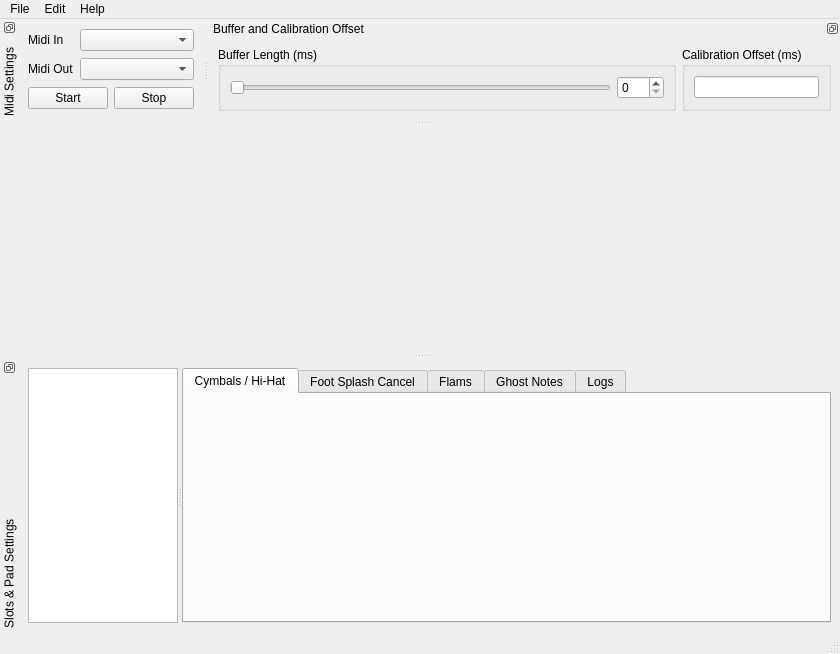
Before: the Qt Designer form src/MainWindow.ui in FromtonRouge/eProDrums, drawn with Qt 5.
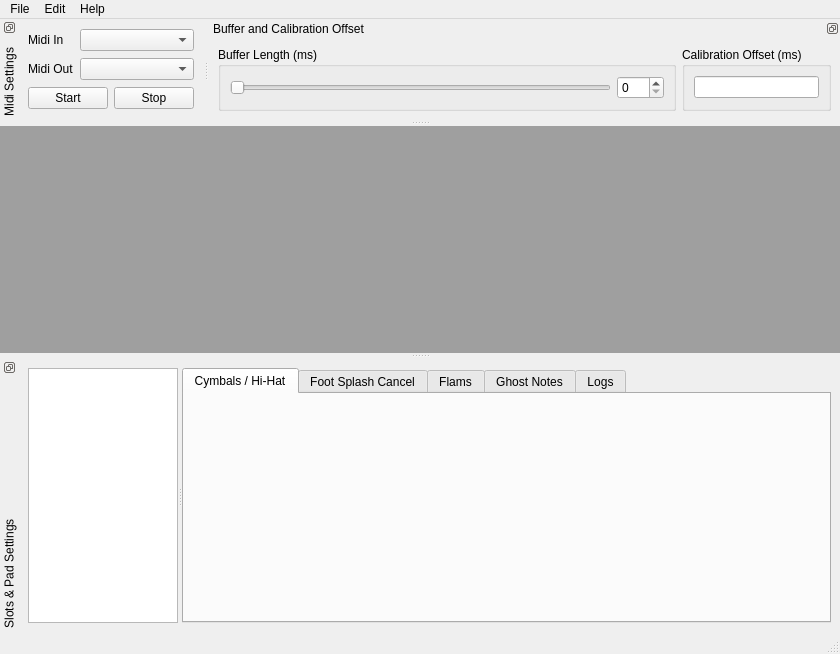
After: the same form once the commit is applied. Icons and pictures are not drawn.

Commit message: Plots and curves now in GraphSubWindow class

```diff
--- a/src/MainWindow.ui
+++ b/src/MainWindow.ui
@@ -44,7 +44,7 @@
          <number>0</number>
         </property>
         <item row="0" column="0">
-         <layout class="QGridLayout" name="gridLayoutPlot"/>
+         <widget class="QMdiArea" name="mdiArea"/>
         </item>
        </layout>
       </widget>
```
The commit also changes 6 other files.
